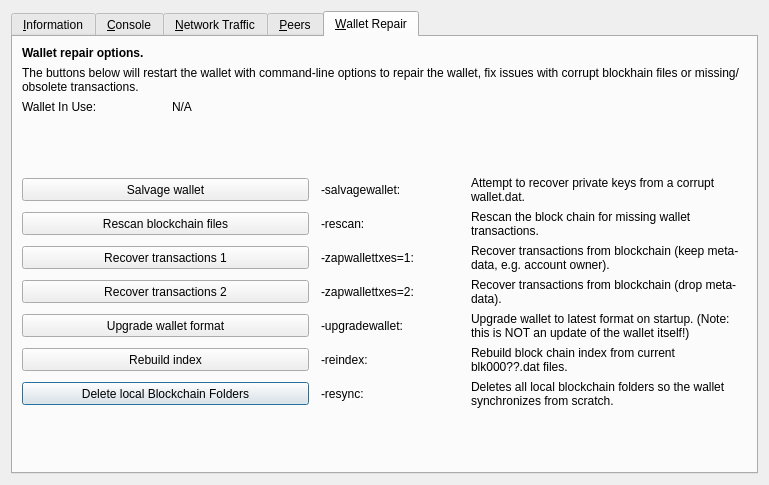
First picture: the form in src/qt/forms/rpcconsole.ui, repository wqking-misc/SocialSend, before the edit.
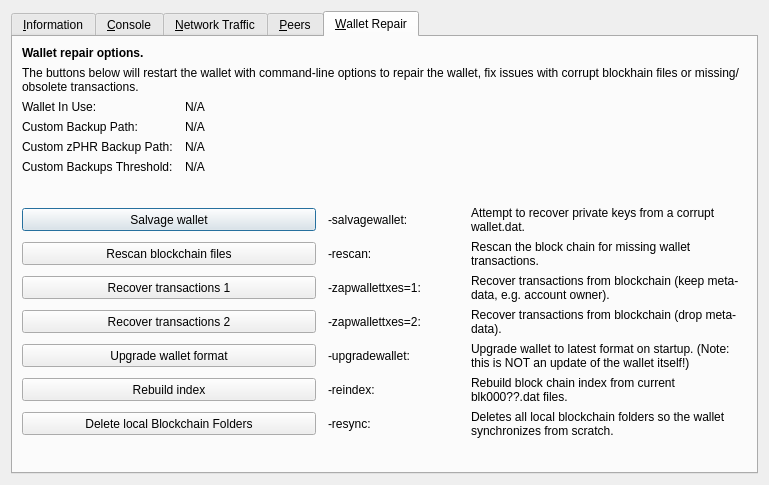
Second picture: the form after the edit. The open tabs and pages were chosen to show the change. Icons and pictures are not drawn. Custom widgets are drawn as their Qt base class.

The edit to the form file:
```diff
--- a/src/qt/forms/rpcconsole.ui
+++ b/src/qt/forms/rpcconsole.ui
@@ -1244,19 +1244,6 @@
        <property name="horizontalSpacing">
         <number>12</number>
        </property>
-       <item row="10" column="0" colspan="2">
-        <widget class="QPushButton" name="btn_resync">
-         <property name="minimumSize">
-          <size>
-           <width>100</width>
-           <height>23</height>
-          </size>
-         </property>
-         <property name="text">
-          <string>Delete local Blockchain Folders</string>
-         </property>
-        </widget>
-       </item>
        <item row="0" column="0" colspan="4">
         <widget class="QLabel" name="label_repair_header">
          <property name="font">
@@ -1310,6 +1297,93 @@
         </widget>
        </item>
        <item row="3" column="0">
+        <widget class="QLabel" name="wallet_custombackuppath_label">
+         <property name="text">
+          <string>Custom Backup Path:</string>
+         </property>
+         <property name="visible">
+          <bool>false</bool>
+         </property>
+        </widget>
+       </item>
+       <item row="3" column="1" colspan="3">
+        <widget class="QLabel" name="wallet_custombackuppath">
+         <property name="cursor">
+          <cursorShape>IBeamCursor</cursorShape>
+         </property>
+         <property name="text">
+          <string>N/A</string>
+         </property>
+         <property name="textFormat">
+          <enum>Qt::PlainText</enum>
+         </property>
+         <property name="textInteractionFlags">
+          <set>Qt::LinksAccessibleByMouse|Qt::TextSelectableByKeyboard|Qt::TextSelectableByMouse</set>
+         </property>
+         <property name="visible">
+          <bool>false</bool>
+         </property>
+        </widget>
+       </item>
+       <item row="4" column="0">
+        <widget class="QLabel" name="wallet_customzphrbackuppath_label">
+         <property name="text">
+          <string>Custom zPHR Backup Path:</string>
+         </property>
+         <property name="visible">
+          <bool>false</bool>
+         </property>
+        </widget>
+       </item>
+       <item row="4" column="1" colspan="3">
+        <widget class="QLabel" name="wallet_customzphrbackuppath">
+         <property name="cursor">
+          <cursorShape>IBeamCursor</cursorShape>
+         </property>
+         <property name="text">
+          <string>N/A</string>
+         </property>
+         <property name="textFormat">
+          <enum>Qt::PlainText</enum>
+         </property>
+         <property name="textInteractionFlags">
+          <set>Qt::LinksAccessibleByMouse|Qt::TextSelectableByKeyboard|Qt::TextSelectableByMouse</set>
+         </property>
+         <property name="visible">
+          <bool>false</bool>
+         </property>
+        </widget>
+       </item>
+       <item row="5" column="0">
+        <widget class="QLabel" name="wallet_custombackupthreshold_label">
+         <property name="text">
+          <string>Custom Backups Threshold:</string>
+         </property>
+         <property name="visible">
+          <bool>false</bool>
+         </property>
+        </widget>
+       </item>
+       <item row="5" column="1" colspan="3">
+        <widget class="QLabel" name="wallet_custombackupthreshold">
+         <property name="cursor">
+          <cursorShape>IBeamCursor</cursorShape>
+         </property>
+         <property name="text">
+          <string>N/A</string>
+         </property>
+         <property name="textFormat">
+          <enum>Qt::PlainText</enum>
+         </property>
+         <property name="textInteractionFlags">
+          <set>Qt::LinksAccessibleByMouse|Qt::TextSelectableByKeyboard|Qt::TextSelectableByMouse</set>
+         </property>
+         <property name="visible">
+          <bool>false</bool>
+         </property>
+        </widget>
+       </item>
+       <item row="6" column="0">
         <spacer name="verticalSpacer_repair1">
          <property name="orientation">
           <enum>Qt::Vertical</enum>
@@ -1322,7 +1396,7 @@
          </property>
         </spacer>
        </item>
-       <item row="4" column="0" colspan="2">
+       <item row="7" column="0" colspan="2">
         <widget class="QPushButton" name="btn_salvagewallet">
          <property name="minimumSize">
           <size>
@@ -1335,14 +1409,14 @@
          </property>
         </widget>
        </item>
-       <item row="4" column="2">
+       <item row="7" column="2">
         <widget class="QLabel" name="label_repair_salvage_command">
          <property name="text">
           <string notr="true">-salvagewallet:</string>
          </property>
         </widget>
        </item>
-       <item row="4" column="3">
+       <item row="7" column="3">
         <widget class="QLabel" name="label_repair_salvage">
          <property name="text">
           <string>Attempt to recover private keys from a corrupt wallet.dat.</string>
@@ -1352,7 +1426,7 @@
          </property>
         </widget>
        </item>
-       <item row="5" column="0" colspan="2">
+       <item row="8" column="0" colspan="2">
         <widget class="QPushButton" name="btn_rescan">
          <property name="minimumSize">
           <size>
@@ -1365,14 +1439,14 @@
          </property>
         </widget>
        </item>
-       <item row="5" column="2">
+       <item row="8" column="2">
         <widget class="QLabel" name="label_repair_rescan_command">
          <property name="text">
           <string notr="true">-rescan:</string>
          </property>
         </widget>
        </item>
-       <item row="5" column="3">
+       <item row="8" column="3">
         <widget class="QLabel" name="label_repair_rescan">
          <property name="text">
           <string>Rescan the block chain for missing wallet transactions.</string>
@@ -1382,7 +1456,7 @@
          </property>
         </widget>
        </item>
-       <item row="6" column="0" colspan="2">
+       <item row="9" column="0" colspan="2">
         <widget class="QPushButton" name="btn_zapwallettxes1">
          <property name="minimumSize">
           <size>
@@ -1395,14 +1469,14 @@
          </property>
         </widget>
        </item>
-       <item row="6" column="2">
+       <item row="9" column="2">
         <widget class="QLabel" name="label_repair_zap1_command">
          <property name="text">
           <string notr="true">-zapwallettxes=1:</string>
          </property>
         </widget>
        </item>
-       <item row="6" column="3">
+       <item row="9" column="3">
         <widget class="QLabel" name="label_repair_zap1">
          <property name="text">
           <string>Recover transactions from blockchain (keep meta-data, e.g. account owner).</string>
@@ -1412,7 +1486,7 @@
          </property>
         </widget>
        </item>
-       <item row="7" column="0" colspan="2">
+       <item row="10" column="0" colspan="2">
         <widget class="QPushButton" name="btn_zapwallettxes2">
          <property name="minimumSize">
           <size>
@@ -1425,14 +1499,14 @@
          </property>
         </widget>
        </item>
-       <item row="7" column="2">
+       <item row="10" column="2">
         <widget class="QLabel" name="label_repair_zap2_command">
          <property name="text">
           <string notr="true">-zapwallettxes=2:</string>
          </property>
         </widget>
        </item>
-       <item row="7" column="3">
+       <item row="10" column="3">
         <widget class="QLabel" name="label_repair_zap2">
          <property name="text">
           <string>Recover transactions from blockchain (drop meta-data).</string>
@@ -1442,7 +1516,7 @@
          </property>
         </widget>
        </item>
-       <item row="8" column="0" colspan="2">
+       <item row="11" column="0" colspan="2">
         <widget class="QPushButton" name="btn_upgradewallet">
          <property name="minimumSize">
           <size>
@@ -1455,14 +1529,14 @@
          </property>
         </widget>
        </item>
-       <item row="8" column="2">
+       <item row="11" column="2">
         <widget class="QLabel" name="label_repair_upgrade_command">
          <property name="text">
           <string notr="true">-upgradewallet:</string>
          </property>
         </widget>
        </item>
-       <item row="8" column="3">
+       <item row="11" column="3">
         <widget class="QLabel" name="label_repair_upgrade">
          <property name="text">
           <string>Upgrade wallet to latest format on startup. (Note: this is NOT an update of the wallet itself!)</string>
@@ -1472,7 +1546,7 @@
          </property>
         </widget>
        </item>
-       <item row="9" column="0" colspan="2">
+       <item row="12" column="0" colspan="2">
         <widget class="QPushButton" name="btn_reindex">
          <property name="minimumSize">
           <size>
@@ -1485,14 +1559,14 @@
          </property>
         </widget>
        </item>
-       <item row="9" column="2">
+       <item row="12" column="2">
         <widget class="QLabel" name="label_repair_reindex_command">
          <property name="text">
           <string notr="true">-reindex:</string>
          </property>
         </widget>
        </item>
-       <item row="9" column="3">
+       <item row="12" column="3">
         <widget class="QLabel" name="label_repair_reindex">
          <property name="text">
           <string>Rebuild block chain index from current blk000??.dat files.</string>
@@ -1502,27 +1576,27 @@
          </property>
         </widget>
        </item>
-       <item row="11" column="0">
-        <spacer name="verticalSpacer_repair2">
-         <property name="orientation">
-          <enum>Qt::Vertical</enum>
-         </property>
-         <property name="sizeHint" stdset="0">
+       <item row="13" column="0" colspan="2">
+        <widget class="QPushButton" name="btn_resync">
+         <property name="minimumSize">
           <size>
-           <width>20</width>
-           <height>10</height>
+           <width>100</width>
+           <height>23</height>
           </size>
          </property>
-        </spacer>
+         <property name="text">
+          <string>Delete local Blockchain Folders</string>
+         </property>
+        </widget>
        </item>
-       <item row="10" column="2">
+       <item row="13" column="2">
         <widget class="QLabel" name="label_repair_resync_command">
          <property name="text">
           <string>-resync:</string>
          </property>
         </widget>
        </item>
-       <item row="10" column="3">
+       <item row="13" column="3">
         <widget class="QLabel" name="label_repair_resync">
          <property name="text">
           <string>Deletes all local blockchain folders so the wallet synchronizes from scratch.</string>
@@ -1532,6 +1606,19 @@
          </property>
         </widget>
        </item>
+       <item row="14" column="0">
+        <spacer name="verticalSpacer_repair2">
+         <property name="orientation">
+          <enum>Qt::Vertical</enum>
+         </property>
+         <property name="sizeHint" stdset="0">
+          <size>
+           <width>20</width>
+           <height>10</height>
+          </size>
+         </property>
+        </spacer>
+       </item>
       </layout>
      </widget>
     </widget>
```
